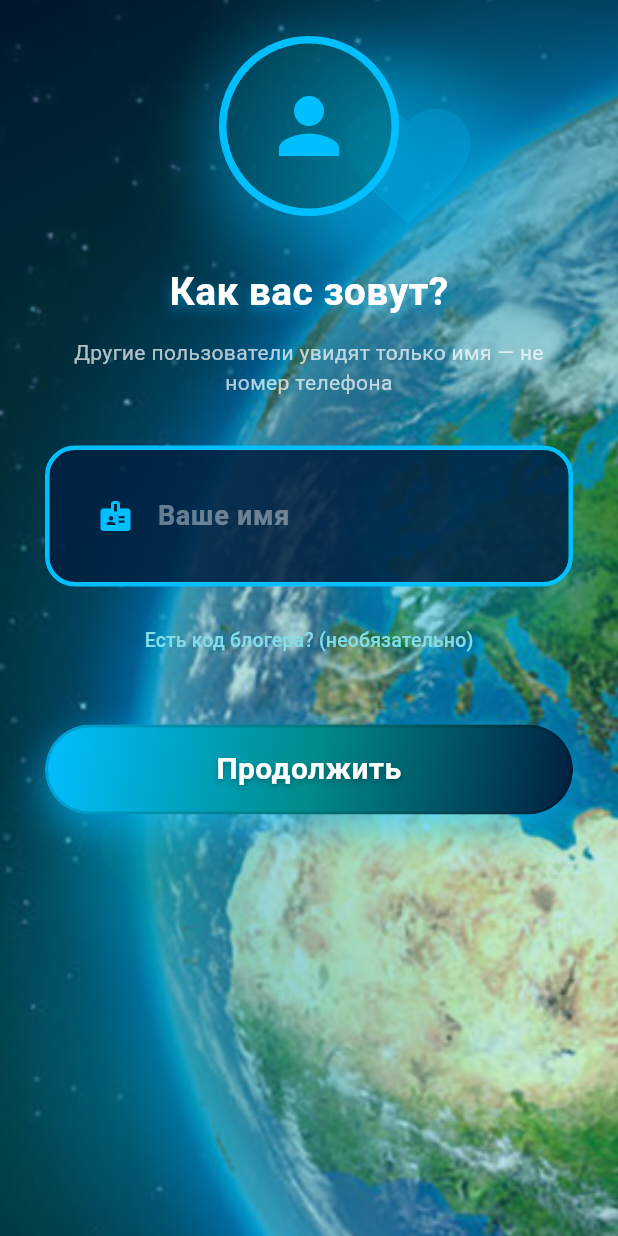
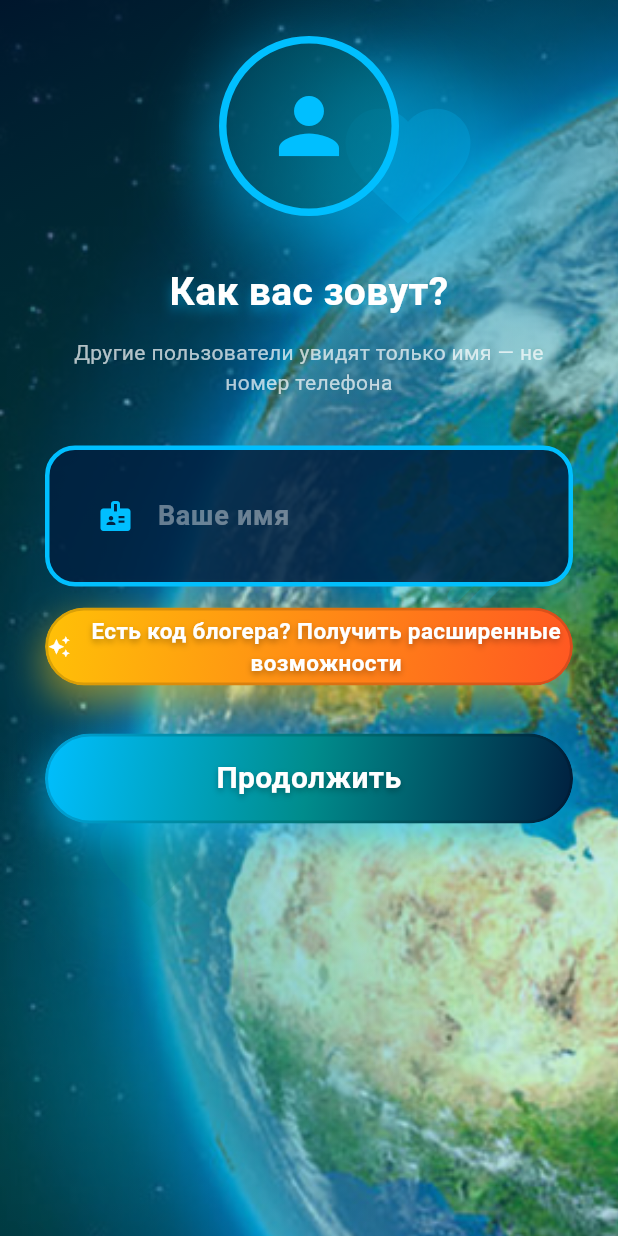
Before and after one commit to egurchenkovwallstreet-sys/darom_app, a Flutter app: the ProfileSetupScreen widget shown alone on an empty page, opened directly with empty values, on a phone screen of 412 x 824 dp. Run offline on Flutter 3.47's test engine with Material 3 defaults, Android fonts, the light colour scheme and no system bars; drawn by our look-alikes of flutter_animate; our stand-ins replace flutter_map, image_picker, latlong2, shared_preferences; missing offline and left inert: dart:html; accounts and stored records are empty; network calls fail.

Commit message:
Яркие кнопки партнёра и кода блогера

```diff
--- a/lib/screens/profile_setup_screen.dart
+++ b/lib/screens/profile_setup_screen.dart
@@ -169,13 +169,19 @@ class _ProfileSetupScreenState extends State<ProfileSetupScreen> {
               ),
             ),
             if (widget.partnerActivationCode == null) ...[
-              const SizedBox(height: 12),
-              TextButton(
+              const SizedBox(height: 14),
+              PrimaryActionButton(
+                label: _showReferralField
+                    ? 'Скрыть код блогера'
+                    : 'Есть код блогера? Получить расширенные возможности',
+                height: 52,
+                fontSize: 15,
+                borderRadius: 26,
+                icon: _showReferralField ? Icons.expand_less : Icons.auto_awesome,
+                gradientColors: _showReferralField
+                    ? PrimaryActionButton.tealGradient
+                    : PrimaryActionButton.warningGradient,
                 onPressed: () => setState(() => _showReferralField = !_showReferralField),
-                child: Text(
-                  _showReferralField ? 'Скрыть код блогера' : 'Есть код блогера? (необязательно)',
-                  style: const TextStyle(color: Color(0xFF80DEEA), fontSize: 13),
-                ),
               ),
               if (_showReferralField)
                 Container(
```
Also changed, not shown: lib/screens/phone_screen.dart (+10 -13 lines).
